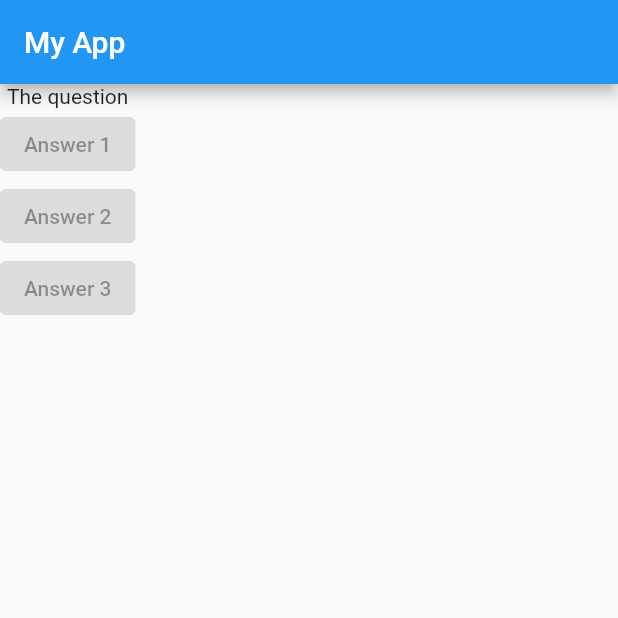
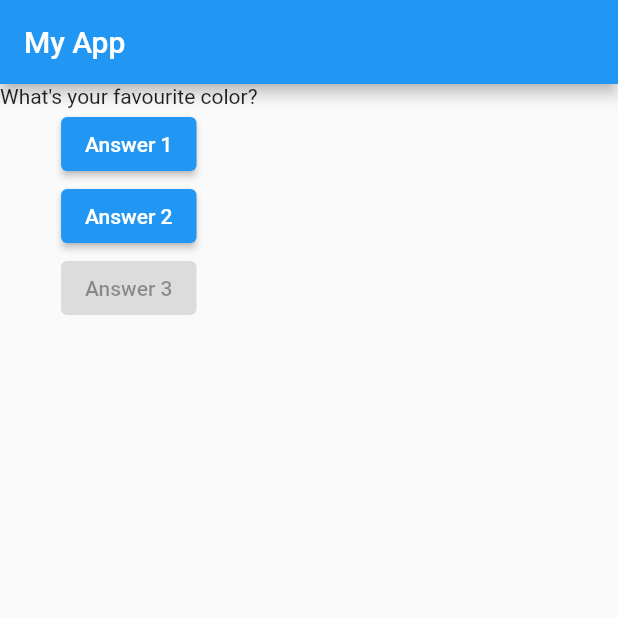
Before and after one commit to durf666/mad_deutch_quiz, a Flutter app: the screen it shows after launch, on a phone screen of 412 x 824 dp, the top half of it. Run offline on Flutter 3.47's test engine with Material 2 defaults, Android fonts, the phone set to English and light mode, and no system bars.

Commit message:
lesson 36

```diff
--- a/lib/main.dart
+++ b/lib/main.dart
@@ -4,12 +4,27 @@ void main() {
   runApp(MyApp());
 }
 
-class MyApp extends StatelessWidget {
+class MyApp extends StatefulWidget {
+  @override
+  _MyAppState createState() => _MyAppState();
+}
+
+class _MyAppState extends State<MyApp> {
+  void answerQuestion() {
+    setState(() {
+      index = index + 1;
+    });
+  }
+
+  int index = 0;
+
   @override
   Widget build(BuildContext context) {
     var questions = [
-      'What\'s your favourite color',
-      'What\'s your favourite animal',
+      'What\'s your favourite color?',
+      'What\'s your favourite animal?',
+      'What\'s your favourite color?',
+      'What\'s your favourite food?',
     ];
     return MaterialApp(
       home: Scaffold(
@@ -17,9 +32,11 @@ class MyApp extends StatelessWidget {
           title: Text('My App'),
         ),
         body: Column(children: [
-          Text('The question'),
-          ElevatedButton(onPressed: null, child: Text('Answer 1')),
-          ElevatedButton(onPressed: null, child: Text('Answer 2')),
+          Text(questions[index]),
+          ElevatedButton(onPressed: answerQuestion, child: Text('Answer 1')),
+          ElevatedButton(
+              onPressed: () => print('answer 2 chosen'),
+              child: Text('Answer 2')),
           ElevatedButton(onPressed: null, child: Text('Answer 3')),
         ]),
       ),
```
